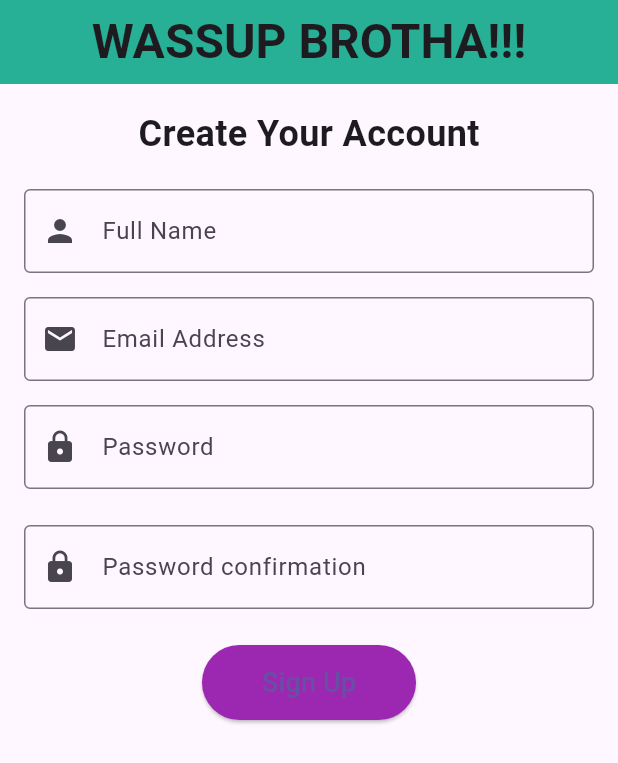
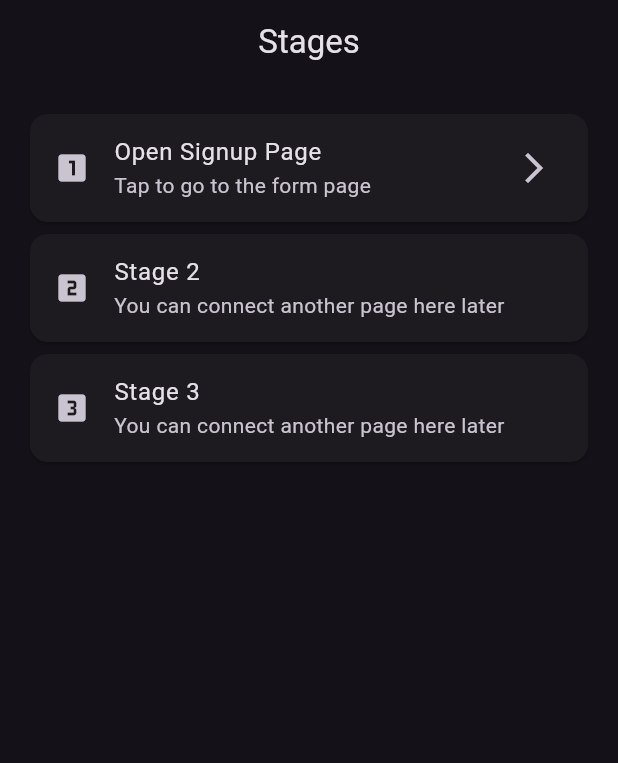
Before and after one commit to hermanacos03/Inclassactivity10, a Flutter app: the screen it shows after launch, on a phone screen of 412 x 824 dp. Shown: the top 763 px of the screen. Run offline on Flutter 3.47's test engine with Material 3 defaults, Android fonts, the phone set to English and light mode, and no system bars.

Commit message:
pages functional

```diff
--- a/inclassactivity10/lib/intor.dart
+++ b/inclassactivity10/lib/intor.dart
@@ -0,0 +1,53 @@
+import 'package:flutter/material.dart';
+import 'login.dart';
+
+class Intor extends StatelessWidget {
+  const Intor({super.key});
+
+  @override
+  Widget build(BuildContext context) {
+    return Scaffold(
+      appBar: AppBar(
+        title: const Text('Stages'),
+        centerTitle: true,
+      ),
+      body: ListView(
+        padding: const EdgeInsets.all(16),
+        children: [
+          Card(
+            child: ListTile(
+              leading: const Icon(Icons.looks_one),
+              title: const Text('Open Signup Page'),
+              subtitle: const Text('Tap to go to the form page'),
+              trailing: const Icon(Icons.arrow_forward_ios),
+              onTap: () {
+                Navigator.push(
+                  context,
+                  MaterialPageRoute(
+                    builder: (context) => const SignupPage(),
+                  ),
+                );
+              },
+            ),
+          ),
+          Card(
+            child: ListTile(
+              leading: const Icon(Icons.looks_two),
+              title: const Text('Stage 2'),
+              subtitle: const Text('You can connect another page here later'),
+              onTap: () {},
+            ),
+          ),
+          Card(
+            child: ListTile(
+              leading: const Icon(Icons.looks_3),
+              title: const Text('Stage 3'),
+              subtitle: const Text('You can connect another page here later'),
+              onTap: () {},
+            ),
+          ),
+        ],
+      ),
+    );
+  }
+}
--- a/inclassactivity10/lib/main.dart
+++ b/inclassactivity10/lib/main.dart
@@ -1,171 +1,22 @@
 import 'package:flutter/material.dart';
+import 'intor.dart';
 
 void main() {
   runApp(const MyApp());
 }
 
-// 🧓 Great-Grandparent
 class MyApp extends StatelessWidget {
   const MyApp({super.key});
 
   @override
   Widget build(BuildContext context) {
     return MaterialApp(
-      title: 'Fun Signup App',
-      theme: ThemeData(primarySwatch: Colors.purple),
-      home: const SignupPage(),
+      debugShowCheckedModeBanner: false,
+      themeMode: ThemeMode.dark,
+      darkTheme: ThemeData(
+        brightness: Brightness.dark,
+      ),
+      home: const Intor(),
     );
   }
 }
-
-class SignupPage extends StatefulWidget {
-  const SignupPage({super.key});
-
-  @override
-  State<SignupPage> createState() => _SignupPageState();
-}
-
-class _SignupPageState extends State<SignupPage> {
-  // 🔑 The Global Key - acts like a remote control for the form
-  final _formKey = GlobalKey<FormState>();
-
-  // 📝 Controllers to track what the user types
-  final TextEditingController _nameController = TextEditingController();
-  final TextEditingController _emailController = TextEditingController();
-  final TextEditingController _passwordController = TextEditingController();
-  final TextEditingController _passwordController2 = TextEditingController();
-
-  @override
-  Widget build(BuildContext context) {
-    return Scaffold( // 👨 Parent
-      appBar: AppBar(
-        centerTitle: true,
-        title: const Text('WASSUP BROTHA!!!', style: TextStyle(fontSize:32, fontWeight: FontWeight.bold)),
-        backgroundColor: const Color.fromARGB(255, 39, 176, 149),
-      ),
-      body: Padding(
-        padding: const EdgeInsets.all(16.0),
-        child: Form( // 👶 Child
-          key: _formKey,
-          child: Column(
-            children: [
-              const Text(
-                'Create Your Account',
-                style: TextStyle(fontSize: 24, fontWeight: FontWeight.bold),
-              ),
-              const SizedBox(height: 20),
-
-              // 👤 Name Field
-              TextFormField(
-                controller: _nameController,
-                decoration: const InputDecoration(
-                  labelText: 'Full Name',
-                  prefixIcon: Icon(Icons.person),
-                  border: OutlineInputBorder(),
-                ),
-                validator: (value) {
-                  if (value == null || value.isEmpty) {
-                    return 'Please enter your name';
-                  }
-
-                  return null;
-                },
-              ),
-              const SizedBox(height: 16),
-
-              // 📧 Email Field
-              TextFormField(
-                controller: _emailController,
-                decoration: const InputDecoration(
-                  labelText: 'Email Address',
-                  prefixIcon: Icon(Icons.email),
-                  border: OutlineInputBorder(),
-                ),
-                validator: (value) {
-                  if (value == null || value.isEmpty) {
-                    return 'Please enter your email';
-                  }
-                  if (!value.contains('.com')&&!value.contains('.org')&&!value.contains('.mil')&&!value.contains('.net')&&!value.contains('.edu')) {
-                    return 'Please enter an email with a tag like .org';
-
-                  }
-
-                  if (!value.contains('@')) {
-                    return 'Please enter an email with @ as it is not valid "example@gmail.com"';
-                  }
-                  return null;
-                },
-              ),
-              const SizedBox(height: 16),
-
-              // 🔒 Password Field
-              TextFormField(
-                controller: _passwordController,
-                obscureText: true,
-                decoration: const InputDecoration(
-                  labelText: 'Password',
-                  prefixIcon: Icon(Icons.lock),
-                  border: OutlineInputBorder(),
-                ),
-                validator: (value) {
-                  if (value == null || value.isEmpty) {
-                    return 'Please enter a password';
-                  }
-                  if (value.length < 6) {
-                    return 'Password must be at least 6 characters';
-                  }
-
-                  return null;
-
-                },
-              ),
-              const SizedBox(height: 24),
-               // 🔒 Password Field part 2
-              TextFormField(
-                controller: _passwordController2,
-                obscureText: true,
-                decoration: const InputDecoration(
-                  labelText: 'Password confirmation',
-                  prefixIcon: Icon(Icons.lock),
-                  border: OutlineInputBorder(),
-                ),
-                validator: (value) {
-                  if (value == null || value.isEmpty) {
-                    return 'That password is not the same fool!';
-                  }
-                  if (value != _passwordController.text) {
-                    return 'This password is not the same fool';
-                  }
-                  return null;
-                },
-              ),
-              const SizedBox(height: 24),
-
-              // 🚀 Sign Up Button
-              ElevatedButton(
-                onPressed: () {
-                  if (_formKey.currentState!.validate()) {
-                    ScaffoldMessenger.of(context).showSnackBar(
-                      SnackBar(
-                        content: Text('Welcome! Punk, I mean ${_nameController.text} created successfully.'),
-                        backgroundColor: Colors.green,
-                      ),
-                    );
-                  }
-                },
-                style: ElevatedButton.styleFrom(
-                  backgroundColor: Colors.purple,
-                  padding: const EdgeInsets.symmetric(horizontal: 40, vertical: 12),
-                ),
-                child: const Text(
-                  'Sign Up',
-                  style: TextStyle(fontSize: 18),
-                ),
-              ),
-            ],
-          ),
-        ),
-      ),
-    );
-  }
-}
```
Also changed, not shown: inclassactivity10/lib/login.dart (+163 -0 lines).
